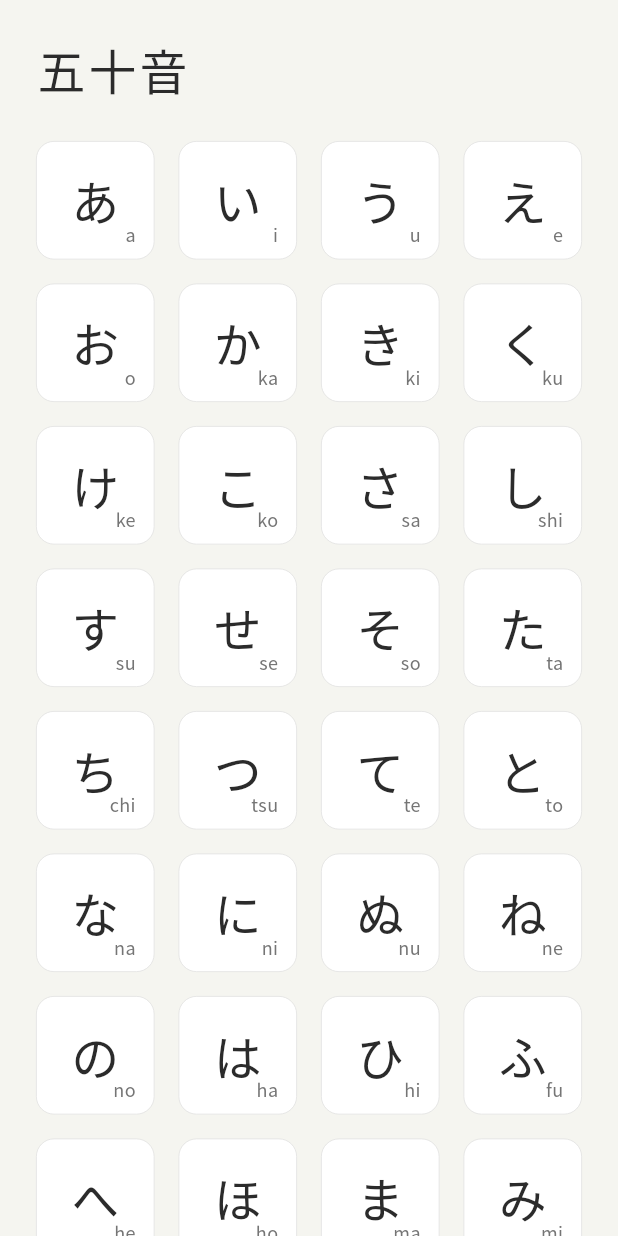
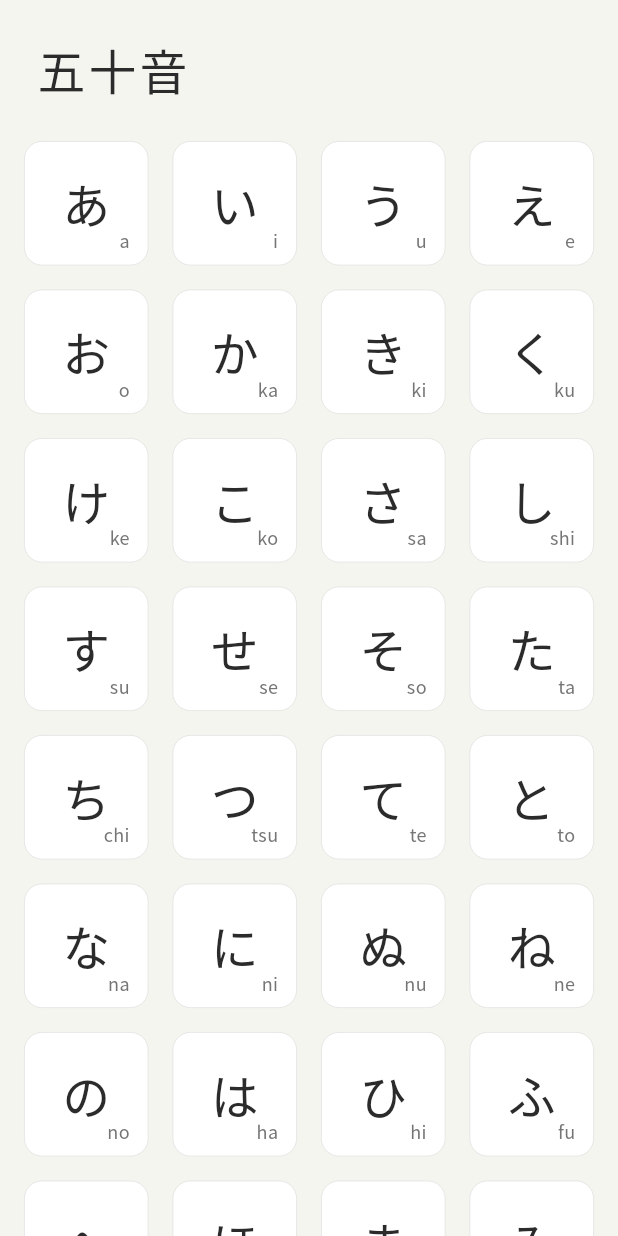
Before and after one commit to yenyen0318/jp_study_app, a Flutter app: the screen it shows after launch, on a phone screen of 412 x 824 dp. Run offline on Flutter 3.47's test engine with Material 3 defaults, Android fonts, the phone set to English and light mode, and no system bars; our stand-ins replace firebase_core, flutter_riverpod, freezed_annotation, go_router, google_fonts, riverpod_annotation; accounts and stored records are empty; generated files the repository leaves out were written again.

Commit message:
style(ui): unify screen edge padding to 16dp

```diff
--- a/lib/features/kana/presentation/pages/kana_list_page.dart
+++ b/lib/features/kana/presentation/pages/kana_list_page.dart
@@ -42,7 +42,7 @@ class KanaListPage extends ConsumerWidget {
                 top: false,
                 bottom: false,
                 sliver: SliverPadding(
-                  padding: const EdgeInsets.symmetric(horizontal: 24),
+                  padding: const EdgeInsets.symmetric(horizontal: 16),
                   sliver: kanaListAsync.when(
                     data: (kanaList) => SliverGrid(
                       gridDelegate:
```
Also changed, not shown: 2 other files.
